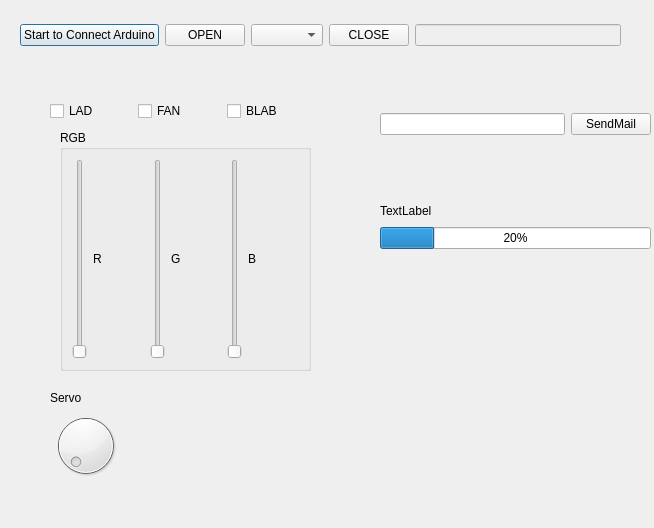
Old version of the form Dizain.ui in the repository Maker089/Interface_for_TRVNA.
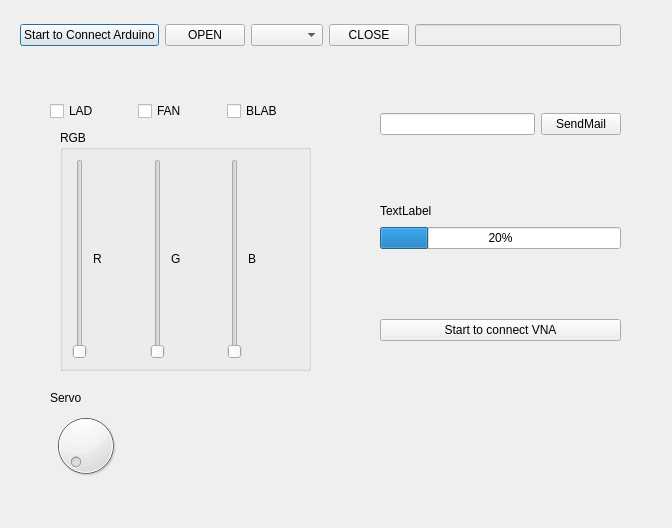
New version of the form.

```diff
--- a/Dizain.ui
+++ b/Dizain.ui
@@ -6,7 +6,7 @@
    <rect>
     <x>0</x>
     <y>0</y>
-    <width>654</width>
+    <width>672</width>
     <height>528</height>
    </rect>
   </property>
@@ -186,7 +186,7 @@
     <rect>
      <x>380</x>
      <y>80</y>
-     <width>271</width>
+     <width>241</width>
      <height>89</height>
     </rect>
    </property>
@@ -208,7 +208,7 @@
     <rect>
      <x>380</x>
      <y>200</y>
-     <width>271</width>
+     <width>241</width>
      <height>49</height>
     </rect>
    </property>
@@ -235,6 +235,25 @@
     </item>
    </layout>
   </widget>
+  <widget class="QWidget" name="verticalLayoutWidget">
+   <property name="geometry">
+    <rect>
+     <x>380</x>
+     <y>290</y>
+     <width>241</width>
+     <height>81</height>
+    </rect>
+   </property>
+   <layout class="QVBoxLayout" name="verticalLayout_2">
+    <item>
+     <widget class="QPushButton" name="VNA_Button">
+      <property name="text">
+       <string>Start to connect VNA</string>
+      </property>
+     </widget>
+    </item>
+   </layout>
+  </widget>
  </widget>
  <resources/>
  <connections/>
```
